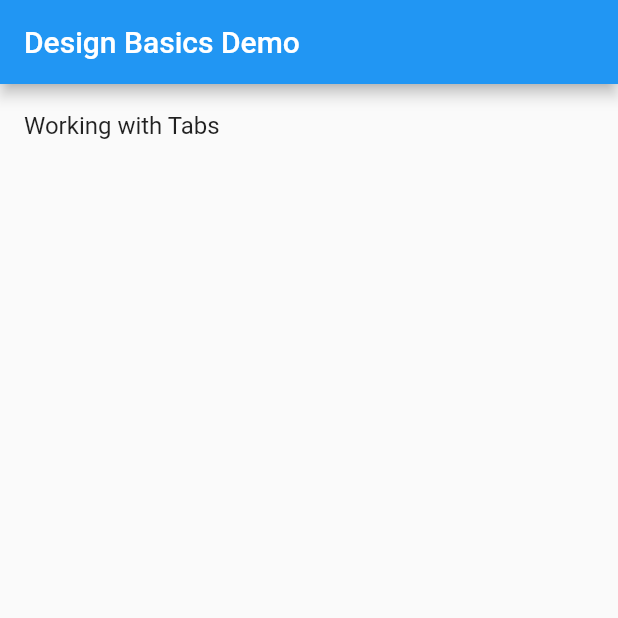
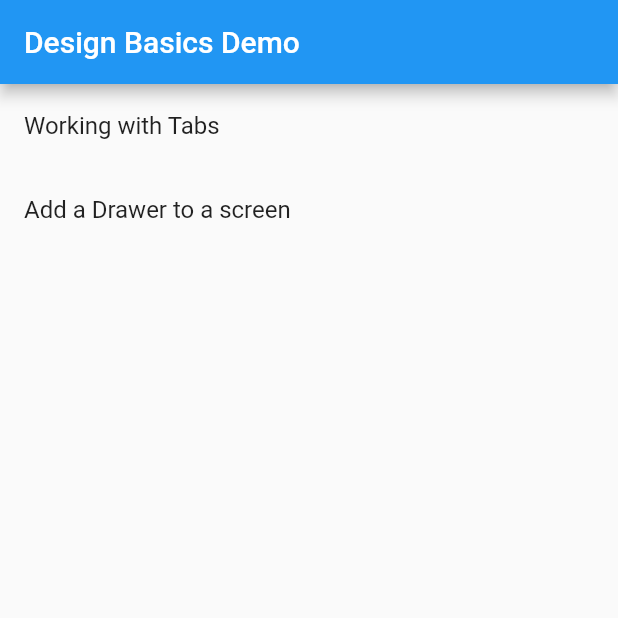
Before and after one commit to nhamada/flutter_examples, a Flutter app: the screen it shows after launch, on a phone screen of 412 x 824 dp, the top half of it. Run offline on Flutter 3.47's test engine with Material 2 defaults, Android fonts, the phone set to English and light mode, and no system bars.

Commit message:
Add drawer example

```diff
--- a/basic_examples/lib/main.dart
+++ b/basic_examples/lib/main.dart
@@ -1,6 +1,7 @@
 import 'package:flutter/material.dart';
 
 import 'package:basic_examples/tabs/tabs.dart';
+import 'package:basic_examples/drawer/drawer.dart';
 
 void main() => runApp(new MyApp());
 
@@ -20,12 +21,15 @@ class MyApp extends StatelessWidget {
 
 enum _BasicDemoItem {
   tabs,
+  drawer,
 }
 
 String _demoPageName(_BasicDemoItem item) {
   switch (item) {
     case _BasicDemoItem.tabs:
       return 'Working with Tabs';
+    case _BasicDemoItem.drawer:
+      return 'Add a Drawer to a screen';
   }
   return '';
 }
@@ -34,6 +38,8 @@ Widget _demoPage(_BasicDemoItem item) {
   switch (item) {
     case _BasicDemoItem.tabs:
       return new ExampleTabScreen();
+    case _BasicDemoItem.drawer:
+      return new ExampleDrawerScreen();
   }
   return null;
 }
@@ -43,6 +49,7 @@ class DemoListPage extends StatelessWidget {
 
   final List<_BasicDemoItem> examples = [
     _BasicDemoItem.tabs,
+    _BasicDemoItem.drawer,
   ];
 
   DemoListPage({Key key, this.title}) : super(key: key);
```
Also changed, not shown: basic_examples/lib/drawer/drawer.dart (added, +55 -0 lines), 1 other file.
